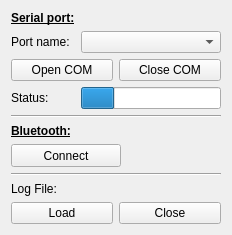
This is ui/w_config.ui in JFDuval/flexsea-plan as Qt 5 draws it before an edit. The edited form follows.
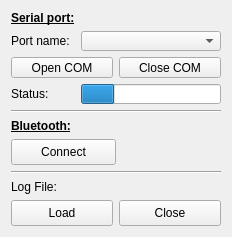
This is the edited form.

Commit message: Fat finger implementation : Execute, config, battery and gossip.

The edit to the form file:
```diff
--- a/ui/w_config.ui
+++ b/ui/w_config.ui
@@ -6,8 +6,8 @@
    <rect>
     <x>0</x>
     <y>0</y>
-    <width>228</width>
-    <height>235</height>
+    <width>230</width>
+    <height>237</height>
    </rect>
   </property>
   <property name="sizePolicy">
@@ -19,7 +19,9 @@
   <property name="windowTitle">
    <string>Form</string>
   </property>
-  <layout class="QVBoxLayout" name="verticalLayout">
+  <layout class="QVBoxLayout" name="verticalLayout_2">
+   <item>
+    <layout class="QVBoxLayout" name="verticalLayout" stretch="2,0,1,0,1">
    <item>
     <layout class="QGridLayout" name="gridLayout">
      <property name="sizeConstraint">
@@ -198,7 +200,7 @@
     </layout>
    </item>
    <item>
-    <widget class="Line" name="line">
+      <widget class="Line" name="line_2">
      <property name="orientation">
       <enum>Qt::Horizontal</enum>
      </property>
@@ -212,7 +214,7 @@
         <enum>Qt::Horizontal</enum>
        </property>
        <property name="sizeType">
-        <enum>QSizePolicy::Fixed</enum>
+          <enum>QSizePolicy::Expanding</enum>
        </property>
        <property name="sizeHint" stdset="0">
         <size>
@@ -263,10 +265,7 @@
     </layout>
    </item>
    <item>
-    <widget class="Line" name="line_2">
-     <property name="frameShadow">
-      <enum>QFrame::Sunken</enum>
-     </property>
+      <widget class="Line" name="line">
      <property name="orientation">
       <enum>Qt::Horizontal</enum>
      </property>
@@ -346,9 +345,8 @@
     </layout>
    </item>
   </layout>
-  <zorder>line</zorder>
-  <zorder>line_2</zorder>
-  <zorder></zorder>
+   </item>
+  </layout>
  </widget>
  <tabstops>
   <tabstop>comPortComboBox</tabstop>
```
Left out of the diff: 80 changed lines with no effect on the pictures. Lines whose indentation alone changed are shown as unchanged. The commit also changes 3 other files.
